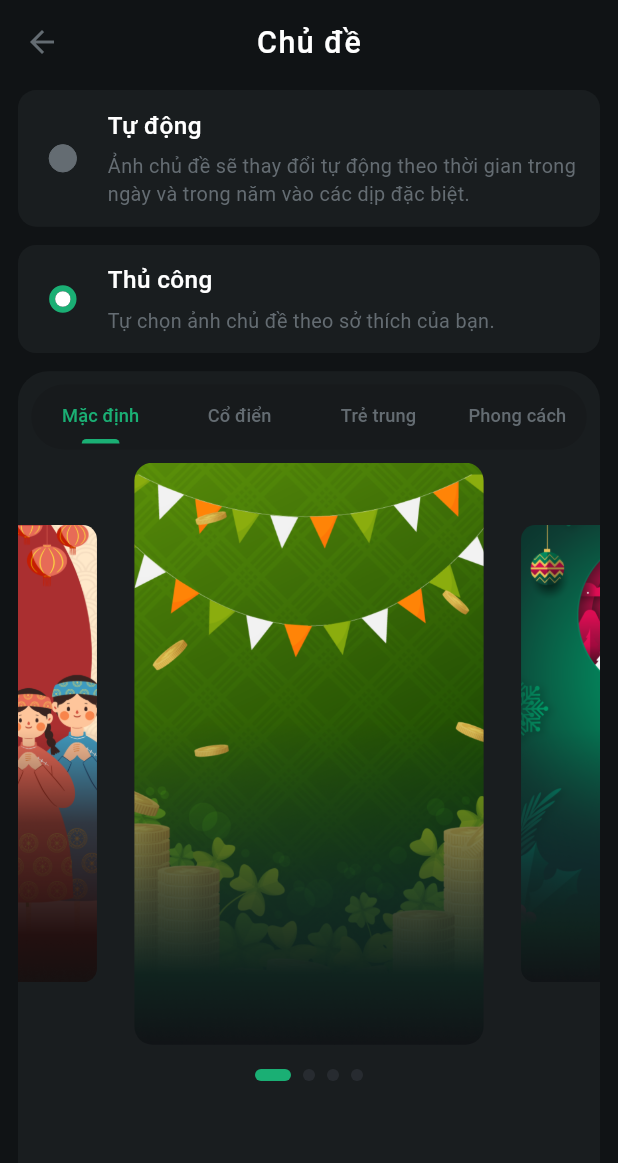
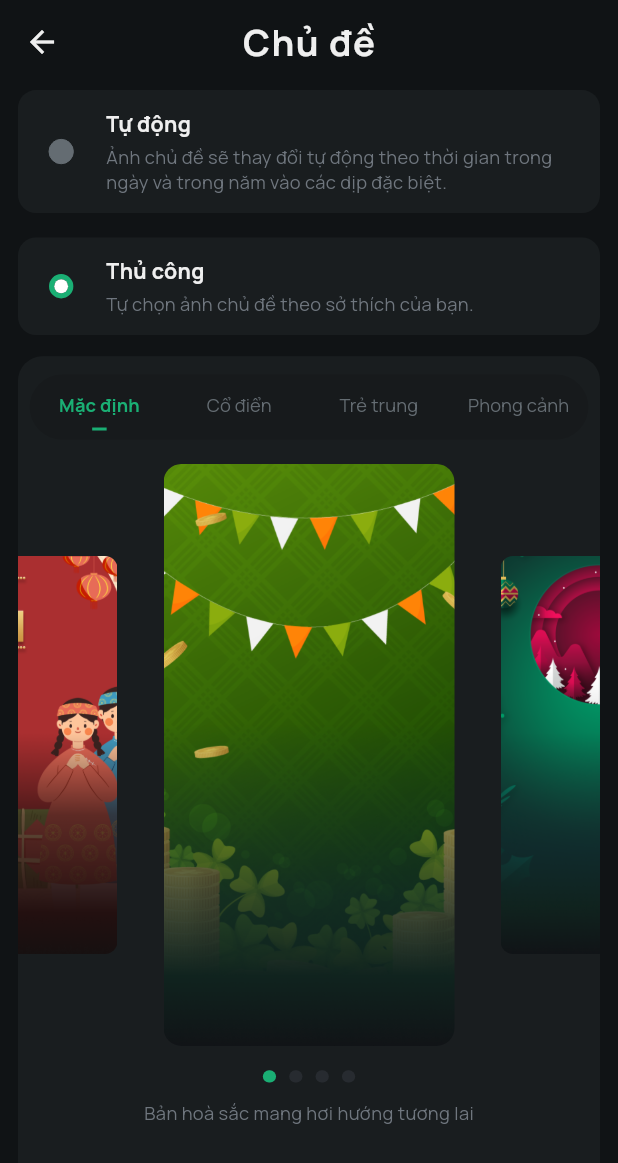
Before and after one commit to dhnam2806/fpts_project, a Flutter app: the SwapThemeSetting screen opened directly, after a tap on "Thủ công", on a phone screen of 412 x 824 dp. Shown: the top 1163 px of the screen. Run offline on Flutter 3.47's test engine with Material 3 defaults, Android fonts, the light colour scheme and no system bars; drawn by our look-alikes of carousel_slider, smooth_page_indicator; our stand-ins replace bloc, flutter_bloc, flutter_screenutil, google_nav_bar, persistent_bottom_nav_bar_v2, shared_preferences; accounts and stored records are empty.

Commit message:
update screen mode

```diff
--- a/lib/const/app_colors.dart
+++ b/lib/const/app_colors.dart
@@ -3,11 +3,18 @@ import 'package:flutter/material.dart';
 class AppColors {
   static const surface_01 = Color(0xFF111315);
   static const surface_02 = Color(0xFF1A1D1F);
+  static const surface_04 = Color(0xFF272B30);
+
   static const bg_01 = Color(0xFF101315);
   static const bg_02 = Color(0xFF191D1F);
+  static const bg_default = Color(0xFFEFEFEF);
+  static const border_default = Color(0xFF6F767E4D);
   static const green = Color(0xFF1AAF74);
   static const gray = Color(0xFF646C72);
   static const blue_gray = Color(0xFF33383F);
   static const blue_gray_01 = Color(0xFF171A1C);
   static const white = Colors.white;
+  static const header = Color(0xFFEFEFEF);
+  static const secondary = Color(0xFF6F767E);
+
 }
--- a/lib/ui/screens/swap_theme/selected_theme.dart
+++ b/lib/ui/screens/swap_theme/selected_theme.dart
@@ -23,15 +23,16 @@ class _SelectedThemeState extends State<SelectedTheme> {
 
   @override
   Widget build(BuildContext context) {
-    return Column(
+    return SingleChildScrollView(
+      child: Column(
         children: [
           CarouselSlider(
             options: CarouselOptions(
-            enlargeFactor: 0.4,
+              enlargeFactor: 0.5,
               enlargeCenterPage: true,
               aspectRatio: 1,
               enableInfiniteScroll: true,
-            viewportFraction: 0.6,
+              viewportFraction: 0.5,
               onPageChanged: (index, reason) {
                 setState(() {
                   activeIndex = index;
@@ -59,7 +60,20 @@ class _SelectedThemeState extends State<SelectedTheme> {
             height: 16.h,
           ),
           _buildIndicator(),
+          SizedBox(
+            height: 12.h,
+          ),
+          Text(
+            'Bản hoà sắc mang hơi hướng tương lai',
+            style: TextStyle(
+              fontFamily: 'Manrope',
+              color: AppColors.secondary,
+              fontSize: 12.sp,
+              fontWeight: FontWeight.w400,
+            ),
+          ),
         ],
+      ),
     );
   }
 
@@ -67,12 +81,12 @@ class _SelectedThemeState extends State<SelectedTheme> {
     return AnimatedSmoothIndicator(
       activeIndex: activeIndex,
       count: listTheme.length,
-      effect: ExpandingDotsEffect(
+      effect: SlideEffect(
+        dotHeight: 8.h,
+        dotWidth: 8.w,
+        spacing: 8.w,
+        dotColor: AppColors.surface_04,
         activeDotColor: AppColors.green,
-        dotColor: Color(0xFF272B30),
-        dotHeight: 8,
-        dotWidth: 8,
-        spacing: 8,
       ),
     );
   }
--- a/lib/ui/screens/swap_theme/swap_theme_setting.dart
+++ b/lib/ui/screens/swap_theme/swap_theme_setting.dart
@@ -24,7 +24,8 @@ class _SwapThemeSettingState extends State<SwapThemeSetting>
           leading: IconButton(
             icon: Icon(
               Icons.arrow_back,
-              color: AppColors.gray,
+              color: AppColors.header,
+              size: 24,
             ),
             onPressed: () {
               Navigator.pop(context);
@@ -34,10 +35,11 @@ class _SwapThemeSettingState extends State<SwapThemeSetting>
           title: Text(
             'Chủ đề',
             style: TextStyle(
+              fontFamily: 'Manrope',
               letterSpacing: 1,
-              fontSize: 20.sp,
-              color: AppColors.white,
-              fontWeight: FontWeight.w500,
+              fontSize: 24.sp,
+              color: AppColors.header,
+              fontWeight: FontWeight.w800,
             ),
           ),
         ),
@@ -61,7 +63,7 @@ class _SwapThemeSettingState extends State<SwapThemeSetting>
                 },
               ),
               SizedBox(
-                height: 12.h,
+                height: 16.h,
               ),
               RadioCustom(
                 value: 1,
@@ -75,7 +77,7 @@ class _SwapThemeSettingState extends State<SwapThemeSetting>
                 },
               ),
               SizedBox(
-                height: 12.h,
+                height: 14.h,
               ),
               _selectedIndex == 0
                   ? Container()
--- a/lib/ui/screens/swap_theme/swap_theme_style.dart
+++ b/lib/ui/screens/swap_theme/swap_theme_style.dart
@@ -19,14 +19,15 @@ class _TabBarThemeStyleState extends State<TabBarThemeStyle>
       decoration: BoxDecoration(
         color: AppColors.bg_02,
         borderRadius: BorderRadius.only(
-          topLeft: Radius.circular(20.r),
-          topRight: Radius.circular(20.r),
+          topLeft: Radius.circular(16.r),
+          topRight: Radius.circular(16.r),
         ),
       ),
       child: Column(
         children: [
           Container(
-            margin: EdgeInsets.all(8.w),
+            margin:
+                EdgeInsets.only(top: 12.h, bottom: 16.h, left: 7.w, right: 7.w),
             decoration: BoxDecoration(
               color: AppColors.blue_gray_01,
               borderRadius: BorderRadius.circular(50.r),
@@ -38,20 +39,26 @@ class _TabBarThemeStyleState extends State<TabBarThemeStyle>
               automaticIndicatorColorAdjustment: false,
               dividerColor: Colors.transparent,
               controller: _tabController,
-              indicatorSize: TabBarIndicatorSize.label,
+              indicatorSize: TabBarIndicatorSize.tab,
               indicatorPadding:
-                  EdgeInsets.symmetric(horizontal: 12.w, vertical: 4.h),
+                  EdgeInsets.symmetric(horizontal: 38.w, vertical: 6.h),
               labelStyle: TextStyle(
+                fontFamily: 'Manrope',
+                fontSize: 12.sp,
+                fontWeight: FontWeight.w700,
+              ),
+              unselectedLabelStyle: TextStyle(
+                fontFamily: 'Manrope',
                 fontSize: 12.sp,
                 fontWeight: FontWeight.w500,
               ),
               labelPadding:
-                  EdgeInsets.symmetric(horizontal: 2.w, vertical: 12.h),
+                  EdgeInsets.symmetric(horizontal: 4.w, vertical: 12.h),
               tabs: [
                 Text("Mặc định"),
                 Text("Cổ điển"),
                 Text("Trẻ trung"),
-                Text("Phong cách"),
+                Text("Phong cảnh"),
               ],
             ),
           ),
--- a/lib/ui/widgets/radio_custom.dart
+++ b/lib/ui/widgets/radio_custom.dart
@@ -38,6 +38,7 @@ class _RadioCustomState extends State<RadioCustom> {
       child: Container(
         padding: EdgeInsets.symmetric(
           vertical: 12,
+          horizontal: 12,
         ),
         decoration: BoxDecoration(
           color: AppColors.bg_02,
@@ -45,15 +46,14 @@ class _RadioCustomState extends State<RadioCustom> {
         ),
         child: Row(
           children: [
-            Padding(
-              padding: const EdgeInsets.symmetric(horizontal: 20),
-              child: Container(
-                width: 18.w,
-                height: 18.h,
+            Container(
+              width: 16.w,
+              height: 16.h,
+              margin: EdgeInsets.all(8),
               decoration: BoxDecoration(
                 border: Border.all(
                   color: isSelected ? AppColors.green : AppColors.gray,
-                    width: isSelected ? 4 : 0,
+                  width: isSelected ? 3.5 : 0,
                 ),
                 shape: BoxShape.circle,
               ),
@@ -64,6 +64,8 @@ class _RadioCustomState extends State<RadioCustom> {
                 ),
               ),
             ),
+            SizedBox(
+              width: 12.w,
             ),
             Expanded(
               child: Column(
@@ -72,21 +74,23 @@ class _RadioCustomState extends State<RadioCustom> {
                   Text(
                     widget.title,
                     style: TextStyle(
-                      fontSize: 16.sp,
-                      color: AppColors.white,
-                      fontWeight: FontWeight.w500,
+                      fontFamily: 'Manrope',
+                      fontSize: 14.sp,
+                      color: AppColors.header,
+                      fontWeight: FontWeight.w700,
                     ),
                   ),
                   SizedBox(
-                    height: 6.h,
+                    height: 4.h,
                   ),
                   Container(
-                    margin: EdgeInsets.only(right: 4.w),
                     child: Text(
                       widget.description,
                       style: TextStyle(
-                        fontSize: 13.sp,
-                        color: AppColors.gray,
+                        fontFamily: 'Manrope',
+                        fontSize: 12.sp,
+                        color: AppColors.secondary,
+                        fontWeight: FontWeight.w500,
                       ),
                     ),
                   ),
```
Also changed, not shown: lib/ui/screens/home_content/home_content_sceen.dart (+57 -4 lines), lib/ui/screens/screen_mode/screen_mode.dart (+9 -9 lines), lib/ui/widgets/selected_container.dart (+13 -10 lines), pubspec.yaml (+6 -11 lines), assets/fonts/Manrope-Bold.ttf (added), assets/fonts/Manrope-ExtraBold.ttf (added), assets/fonts/Manrope-ExtraLight.ttf (added), assets/fonts/Manrope-Light.ttf (added), assets/fonts/Manrope-Medium.ttf (added), assets/fonts/Manrope-Regular.ttf (added), assets/fonts/Manrope-SemiBold.ttf (added). Lines whose indentation alone changed are shown as unchanged.
